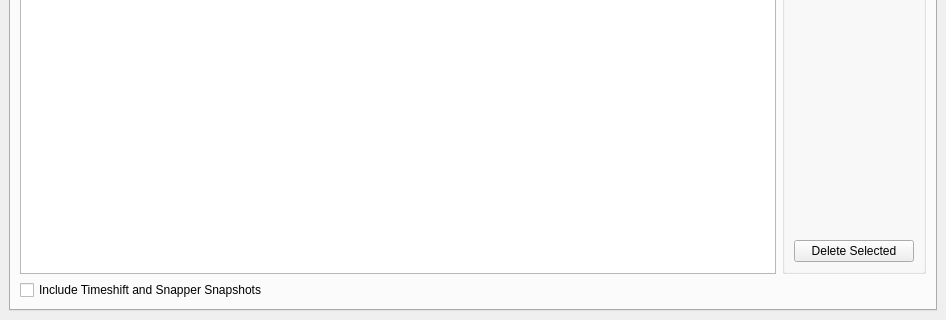
Qt form btrfs-assistant.ui (bkmo/btrfs-assistant-bkmo) before a commit; both pictures show x 0 to 946 and y 397 to 717 of the 946 by 717 pixel window.
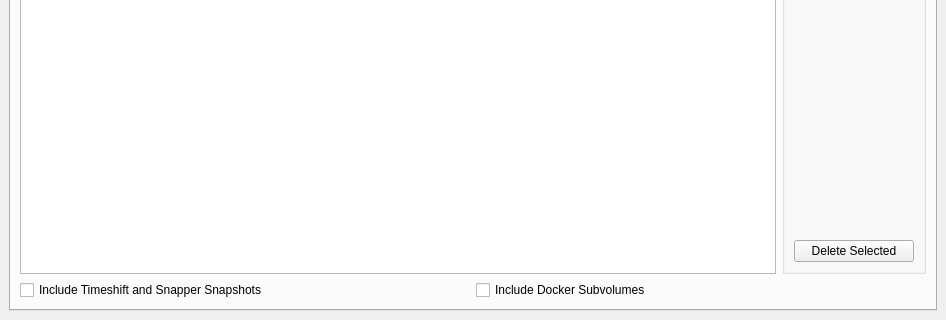
The same form after that commit. The open tabs and pages were chosen to show the change. Icons and pictures are not drawn.

Commit message: Hide docker subvolumes by default

What changed in the file:
```diff
--- a/btrfs-assistant.ui
+++ b/btrfs-assistant.ui
@@ -444,8 +444,10 @@
         <string>Btrfs Subvolumes</string>
        </attribute>
        <layout class="QGridLayout" name="gridLayout_23">
-        <item row="3" column="0">
-         <widget class="QCheckBox" name="checkBox_subvolIncludeSnapshots">
+        <item row="3" column="0" colspan="2">
+         <layout class="QHBoxLayout" name="horizontalLayout_includeSubvolumes">
+<item>
+          <widget class="QCheckBox" name="checkBox_subvolIncludeSnapshots">
           <property name="toolTip">
            <string>&lt;html&gt;&lt;head/&gt;&lt;body&gt;&lt;p&gt;Include children subvolumes of .snapshots and timeshift folders.&lt;/p&gt;&lt;/body&gt;&lt;/html&gt;</string>
           </property>
@@ -456,8 +458,20 @@
            <bool>false</bool>
           </property>
          </widget>
+          </item>
+          <item>
+           <widget class="QCheckBox" name="checkBox_subvolIncludeDocker">
+            <property name="text">
+             <string>Include Docker Subvolumes</string>
+            </property>
+            <property name="checked">
+             <bool>false</bool>
+            </property>
+           </widget>
+          </item>
+         </layout>
         </item>
-        <item row="0" column="3">
+        <item row="0" column="1">
          <widget class="QGroupBox" name="groupBox">
           <property name="title">
            <string/>
```
The commit also changes 5 other files.
